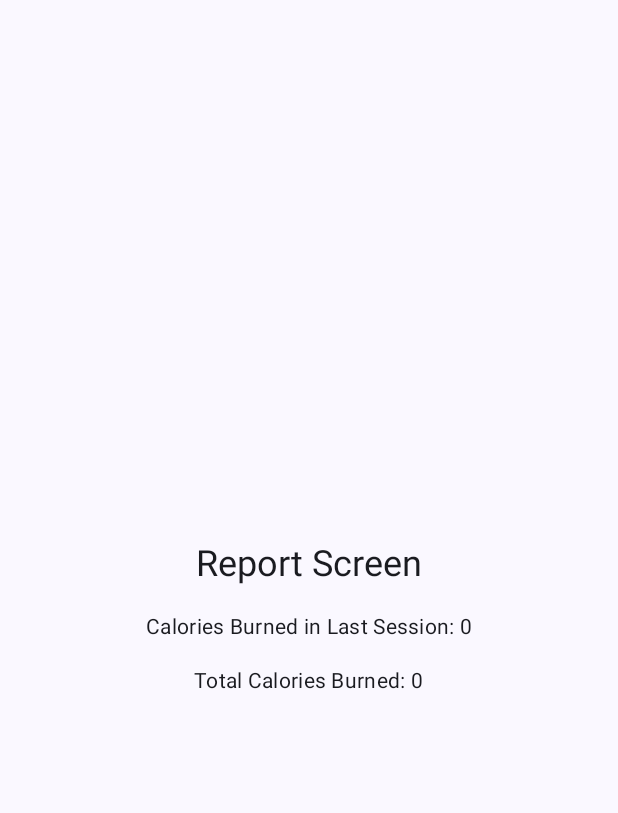
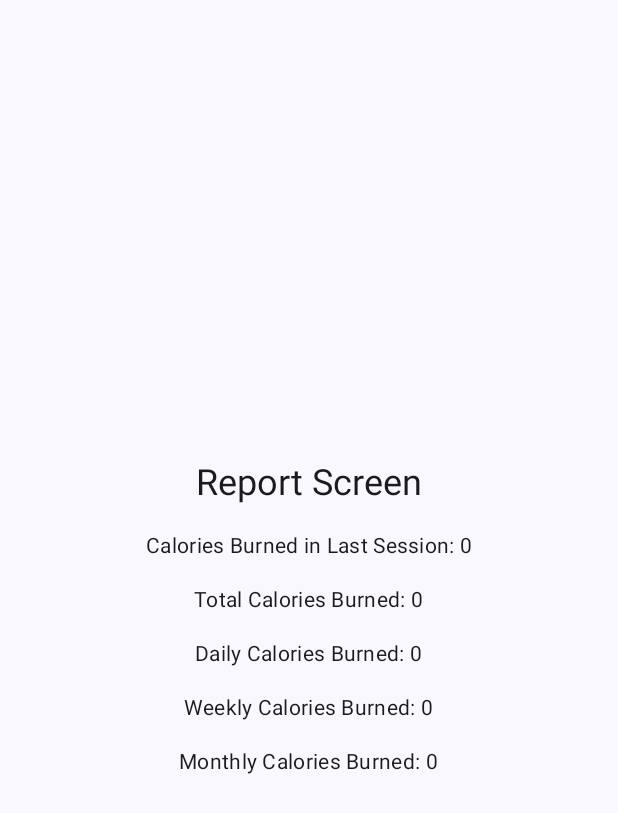
Before and after one commit to MoonSlay/FitnessAppCompose, an Android app built with Jetpack Compose: the ReportScreen screen opened through its navigation route, on a phone screen of 412 x 824 dp. Shown: the top 813 px of the screen. Run offline under Robolectric (Android 15) with nearby library versions, the light colour scheme and no system bars; our stand-ins replace livedata-compose; Roboto replaces fonts that are not available here.

Commit message:
added daily, weekly, monthly calories burned to report screen

```diff
--- a/app/src/main/java/com/example/fitnessappcompose/ui/screens/ReportScreen.kt
+++ b/app/src/main/java/com/example/fitnessappcompose/ui/screens/ReportScreen.kt
@@ -16,6 +16,9 @@ import com.example.fitnessappcompose.utils.SharedViewModel
 fun ReportScreen(sharedViewModel: SharedViewModel = viewModel()) {
     val caloriesBurned by sharedViewModel.caloriesBurned.observeAsState(0)
     val totalCaloriesBurned by sharedViewModel.totalCaloriesBurned.observeAsState(0)
+    val dailyCaloriesBurned by sharedViewModel.dailyCaloriesBurned.observeAsState(0)
+    val weeklyCaloriesBurned by sharedViewModel.weeklyCaloriesBurned.observeAsState(0)
+    val monthlyCaloriesBurned by sharedViewModel.monthlyCaloriesBurned.observeAsState(0)
 
     Column(
         modifier = Modifier
@@ -29,5 +32,11 @@ fun ReportScreen(sharedViewModel: SharedViewModel = viewModel()) {
         Text(text = "Calories Burned in Last Session: $caloriesBurned", style = MaterialTheme.typography.bodyMedium)
         Spacer(modifier = Modifier.height(16.dp))
         Text(text = "Total Calories Burned: $totalCaloriesBurned", style = MaterialTheme.typography.bodyMedium)
+        Spacer(modifier = Modifier.height(16.dp))
+        Text(text = "Daily Calories Burned: $dailyCaloriesBurned", style = MaterialTheme.typography.bodyMedium)
+        Spacer(modifier = Modifier.height(16.dp))
+        Text(text = "Weekly Calories Burned: $weeklyCaloriesBurned", style = MaterialTheme.typography.bodyMedium)
+        Spacer(modifier = Modifier.height(16.dp))
+        Text(text = "Monthly Calories Burned: $monthlyCaloriesBurned", style = MaterialTheme.typography.bodyMedium)
     }
 }
--- a/app/src/main/java/com/example/fitnessappcompose/utils/SharedViewModel.kt
+++ b/app/src/main/java/com/example/fitnessappcompose/utils/SharedViewModel.kt
@@ -7,6 +7,7 @@ import androidx.lifecycle.AndroidViewModel
 import androidx.lifecycle.LiveData
 import androidx.lifecycle.MutableLiveData
 import com.example.fitnessappcompose.ui.screens.Training
+import java.util.*
 
 class SharedViewModel(application: Application) : AndroidViewModel(application) {
     private val sharedPreferences = application.getSharedPreferences("fitness_prefs", Context.MODE_PRIVATE)
@@ -19,11 +20,61 @@ class SharedViewModel(application: Application) : AndroidViewModel(application)
     private val _totalCaloriesBurned = MutableLiveData<Int>(sharedPreferences.getInt("total_calories_burned", 0))
     val totalCaloriesBurned: LiveData<Int> get() = _totalCaloriesBurned
 
+    private val _dailyCaloriesBurned = MutableLiveData<Int>(sharedPreferences.getInt("daily_calories_burned", 0))
+    val dailyCaloriesBurned: LiveData<Int> get() = _dailyCaloriesBurned
+
+    private val _weeklyCaloriesBurned = MutableLiveData<Int>(sharedPreferences.getInt("weekly_calories_burned", 0))
+    val weeklyCaloriesBurned: LiveData<Int> get() = _weeklyCaloriesBurned
+
+    private val _monthlyCaloriesBurned = MutableLiveData<Int>(sharedPreferences.getInt("monthly_calories_burned", 0))
+    val monthlyCaloriesBurned: LiveData<Int> get() = _monthlyCaloriesBurned
+
+    init {
+        resetCaloriesIfNeeded()
+    }
+
     fun setCaloriesBurned(calories: Int) {
         _caloriesBurned.value = calories
+
         val newTotal = (_totalCaloriesBurned.value ?: 0) + calories
         _totalCaloriesBurned.value = newTotal
         sharedPreferences.edit().putInt("total_calories_burned", newTotal).apply()
+
+        val newDailyTotal = (_dailyCaloriesBurned.value ?: 0) + calories
+        _dailyCaloriesBurned.value = newDailyTotal
+        sharedPreferences.edit().putInt("daily_calories_burned", newDailyTotal).apply()
+
+        val newWeeklyTotal = (_weeklyCaloriesBurned.value ?: 0) + calories
+        _weeklyCaloriesBurned.value = newWeeklyTotal
+        sharedPreferences.edit().putInt("weekly_calories_burned", newWeeklyTotal).apply()
+
+        val newMonthlyTotal = (_monthlyCaloriesBurned.value ?: 0) + calories
+        _monthlyCaloriesBurned.value = newMonthlyTotal
+        sharedPreferences.edit().putInt("monthly_calories_burned", newMonthlyTotal).apply()
+    }
+
+    private fun resetCaloriesIfNeeded() {
+        val currentDate = Calendar.getInstance()
+        val lastResetDate = Calendar.getInstance().apply {
+            timeInMillis = sharedPreferences.getLong("last_reset_date", 0)
+        }
+
+        if (currentDate.get(Calendar.DAY_OF_YEAR) != lastResetDate.get(Calendar.DAY_OF_YEAR)) {
+            _dailyCaloriesBurned.value = 0
+            sharedPreferences.edit().putInt("daily_calories_burned", 0).apply()
+        }
+
+        if (currentDate.get(Calendar.WEEK_OF_YEAR) != lastResetDate.get(Calendar.WEEK_OF_YEAR)) {
+            _weeklyCaloriesBurned.value = 0
+            sharedPreferences.edit().putInt("weekly_calories_burned", 0).apply()
+        }
+
+        if (currentDate.get(Calendar.MONTH) != lastResetDate.get(Calendar.MONTH)) {
+            _monthlyCaloriesBurned.value = 0
+            sharedPreferences.edit().putInt("monthly_calories_burned", 0).apply()
+        }
+
+        sharedPreferences.edit().putLong("last_reset_date", currentDate.timeInMillis).apply()
     }
 
     fun selectTraining(training: Training) {
```
